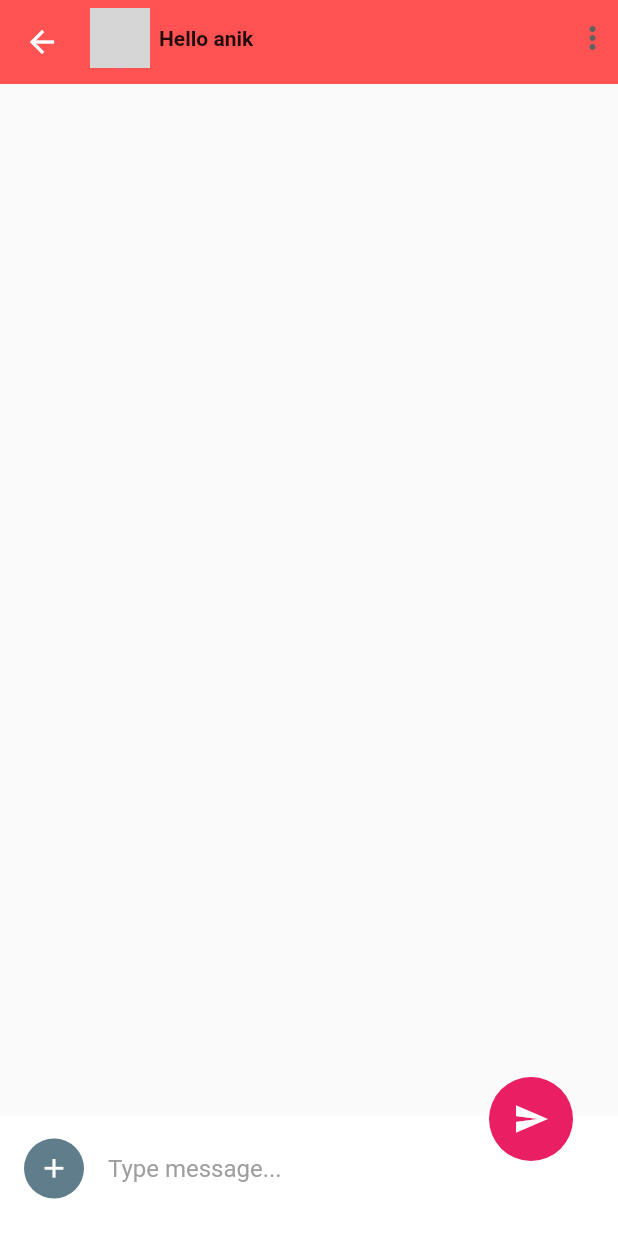
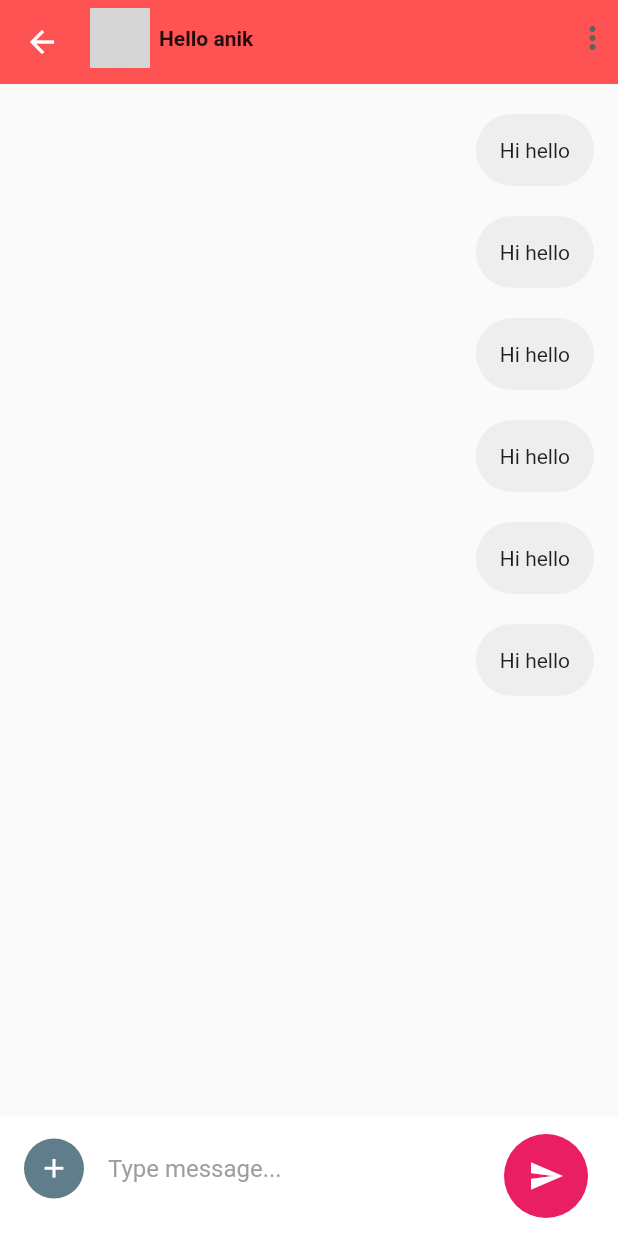
Before and after one commit to Srajan1122/VesTalk, a Flutter app: the MassagePage screen opened directly, on a phone screen of 412 x 824 dp. Run offline on Flutter 3.47's test engine with Material 2 defaults, Android fonts, the phone set to English and light mode, and no system bars; our stand-ins replace cloud_firestore, curved_navigation_bar, firebase_auth, fluttertoast, font_awesome_flutter, google_sign_in and 1 more; missing offline and left inert: intro_views_flutter; accounts and stored records are empty; network calls fail; grey boxes are pictures that could not be loaded.

Commit message:
chat message

```diff
--- a/lib/views/Chat/MassageMainPage.dart
+++ b/lib/views/Chat/MassageMainPage.dart
@@ -1,12 +1,17 @@
 import 'package:flutter/cupertino.dart';
 import 'package:flutter/material.dart';
 import 'package:socail_network_flutter/Widgets/widgets.dart';
+import 'package:socail_network_flutter/views/Chat/chat_bubble.dart';
+import 'package:socail_network_flutter/views/Chat/chat_message.dart';
 
 class MassagePage extends StatefulWidget {
   @override
   _MasagepageState createState() => _MasagepageState();
 }
-
+enum MessageType{
+  sender,
+  Receiver,
+}
 class _MasagepageState extends State<MassagePage> {
   @override
   Widget build(BuildContext context) {
@@ -14,6 +19,15 @@ class _MasagepageState extends State<MassagePage> {
       appBar: getChatAppBar(context),
       body: Stack(
         children: <Widget>[
+          ListView.builder(
+            itemCount: 6,
+            padding: EdgeInsets.only(top: 10,bottom: 10),
+            shrinkWrap: true,
+            physics: NeverScrollableScrollPhysics(),
+            itemBuilder: (context,index){
+              return ChatBubble(chatMessage:ChatMessage(message: 'Hi hello',type: MessageType.sender));
+            },
+          ),
           Align(
             alignment: Alignment.bottomLeft,
             child: Container(
@@ -23,7 +37,9 @@ class _MasagepageState extends State<MassagePage> {
               color: Colors.white,
               child: Row(
                 children: <Widget>[
-                  Container(
+                  GestureDetector(
+                    onTap: (){},
+                    child: Container(
                       height: 40,
                       width: 40,
                       decoration: BoxDecoration(
@@ -31,6 +47,7 @@ class _MasagepageState extends State<MassagePage> {
                         borderRadius: BorderRadius.circular(30),
                       ),
                       child: Icon(Icons.add,color: Colors.white,size: 21,),
+                    ),
                   ),
                   SizedBox(width: 16,),
                   Expanded(
@@ -49,7 +66,7 @@ class _MasagepageState extends State<MassagePage> {
           Align(
             alignment: Alignment.bottomRight,
             child: Container(
-              padding: EdgeInsets.only(right: 30,bottom: 50),
+              padding: EdgeInsets.only(right: 20,bottom: 12),
               child: FloatingActionButton(
                 onPressed: (){},
                 child: Icon(Icons.send,color: Colors.white,),
--- /dev/null
+++ b/lib/views/Chat/chat_bubble.dart
@@ -0,0 +1,29 @@
+import 'package:flutter/material.dart';
+import 'package:socail_network_flutter/views/Chat/MassageMainPage.dart';
+import 'package:socail_network_flutter/views/Chat/chat_message.dart';
+class ChatBubble extends StatefulWidget {
+  ChatMessage chatMessage;
+  ChatBubble({@required this.chatMessage});
+  @override
+  _ChatBubbleState createState() => _ChatBubbleState();
+}
+
+class _ChatBubbleState extends State<ChatBubble> {
+  @override
+  Widget build(BuildContext context) {
+    return Container(
+      padding: EdgeInsets.only(left: 16,right: 16,top: 10,bottom: 10),
+      child: Align(
+        alignment: (widget.chatMessage.type == MessageType.Receiver?Alignment.topLeft:Alignment.topRight),
+        child: Container(
+          decoration: BoxDecoration(
+            borderRadius: BorderRadius.circular(30),
+            color: (widget.chatMessage.type == MessageType.Receiver?Colors.white:Colors.grey.shade200),
+          ),
+          padding: EdgeInsets.all(16),
+          child: Text(widget.chatMessage.message),
+        ),
+      ),
+    );
+  }
+}
--- /dev/null
+++ b/lib/views/Chat/chat_message.dart
@@ -0,0 +1,8 @@
+import 'package:flutter/cupertino.dart';
+import 'package:socail_network_flutter/views/Chat/MassageMainPage.dart';
+
+class ChatMessage{
+  String message;
+  MessageType type;
+  ChatMessage({@required this.type,@required this.message});
+}
--- a/lib/views/LandingPage/LandingPage.dart
+++ b/lib/views/LandingPage/LandingPage.dart
@@ -22,7 +22,6 @@ class _LandingPageState extends State<LandingPage> {
   final GoogleSignIn _googleSignIn = GoogleSignIn();
 
   String name, email, photoUrl;
-  String state="Student";
 
   getUserData() async {
     await SharedPreferences.getInstance().then((value) => {
```
Lines whose indentation alone changed are shown as unchanged.
